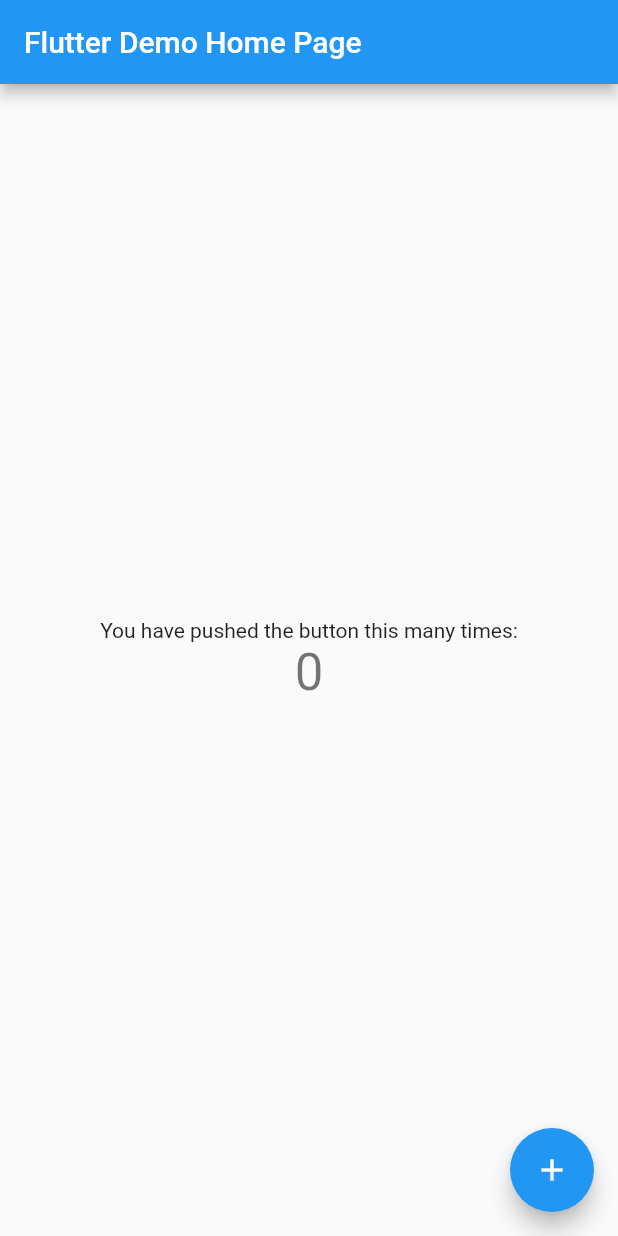
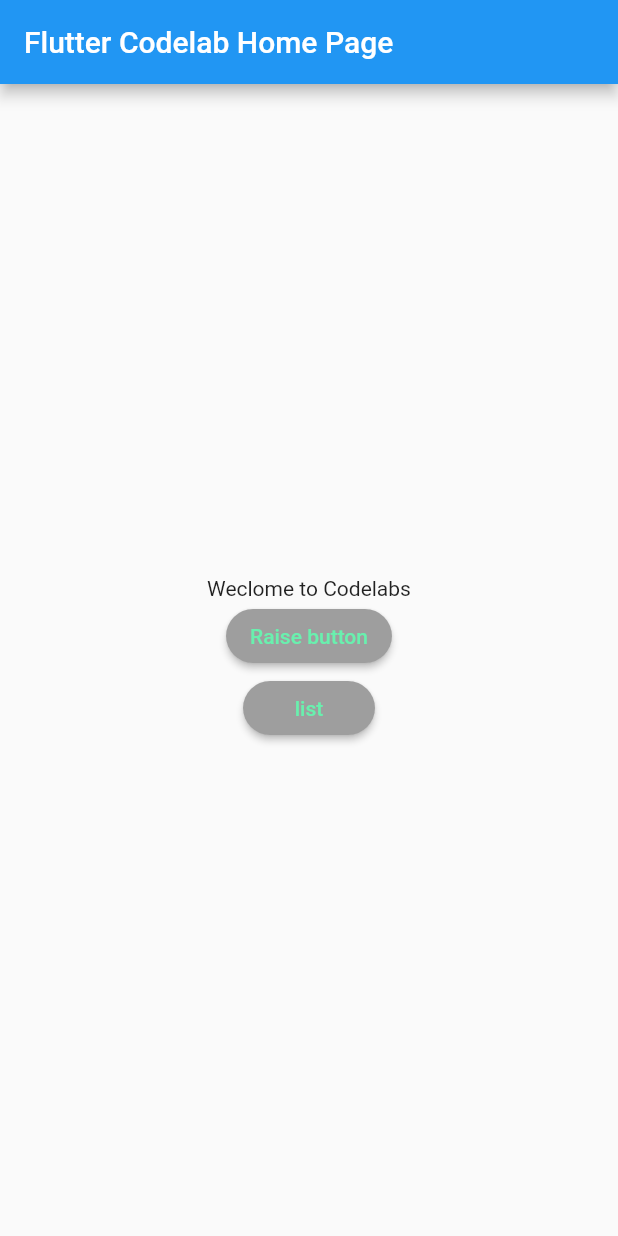
Before and after one commit to math1024/Demos_flutter, a Flutter app: the screen it shows after launch, on a phone screen of 412 x 824 dp. Run offline on Flutter 3.47's test engine with Material 2 defaults, Android fonts, the phone set to English and light mode, and no system bars.

Commit message:
add button folder

```diff
--- a/flutter_app/lib/main.dart
+++ b/flutter_app/lib/main.dart
@@ -1,4 +1,5 @@
 import 'package:flutter/material.dart';
+import 'package:yc/button/raised_button_demo.dart';
 
 void main() {
   runApp(MyApp());
@@ -9,7 +10,7 @@
   @override
   Widget build(BuildContext context) {
     return MaterialApp(
-      title: 'Flutter Demo',
+      title: 'Weclome Flutter Codelabs',
       theme: ThemeData(
         // This is the theme of your application.
         //
@@ -22,7 +23,7 @@
         // is not restarted.
         primarySwatch: Colors.blue,
       ),
-      home: MyHomePage(title: 'Flutter Demo Home Page'),
+      home: MyHomePage(title: 'Flutter Codelab Home Page'),
     );
   }
 }
@@ -46,19 +47,6 @@
 }
 
 class _MyHomePageState extends State<MyHomePage> {
-  int _counter = 0;
-
-  void _incrementCounter() {
-    setState(() {
-      // This call to setState tells the Flutter framework that something has
-      // changed in this State, which causes it to rerun the build method below
-      // so that the display can reflect the updated values. If we changed
-      // _counter without calling setState(), then the build method would not be
-      // called again, and so nothing would appear to happen.
-      _counter++;
-    });
-  }
-
   @override
   Widget build(BuildContext context) {
     // This method is rerun every time setState is called, for instance as done
@@ -94,20 +82,35 @@
           mainAxisAlignment: MainAxisAlignment.center,
           children: <Widget>[
             Text(
-              'You have pushed the button this many times:',
+              'Weclome to Codelabs',
             ),
-            Text(
-              '$_counter',
-              style: Theme.of(context).textTheme.headline4,
+            RaisedButton(
+              child: Text('Raise button'),
+              onPressed: () {
+                print('click raise button');
+                Navigator.push(context,
+                    MaterialPageRoute(builder: (context) => RaisedButtonSets()));
+              },
+              textColor: Colors.greenAccent,
+              color: Colors.grey,
+              shape: RoundedRectangleBorder(
+                borderRadius: BorderRadius.circular(25),
+              ),
             ),
+            RaisedButton(
+              child: Text('list'),
+              onPressed: () {
+                print('click list button');
+              },
+              textColor: Colors.greenAccent,
+              color: Colors.grey,
+              shape: RoundedRectangleBorder(
+                borderRadius: BorderRadius.circular(25),
+              ),
+            )
           ],
         ),
       ),
-      floatingActionButton: FloatingActionButton(
-        onPressed: _incrementCounter,
-        tooltip: 'Increment',
-        child: Icon(Icons.add),
-      ), // This trailing comma makes auto-formatting nicer for build methods.
     );
   }
 }
```
Also changed, not shown: flutter_app/lib/button/raised_button_demo.dart (added, +44 -0 lines).
